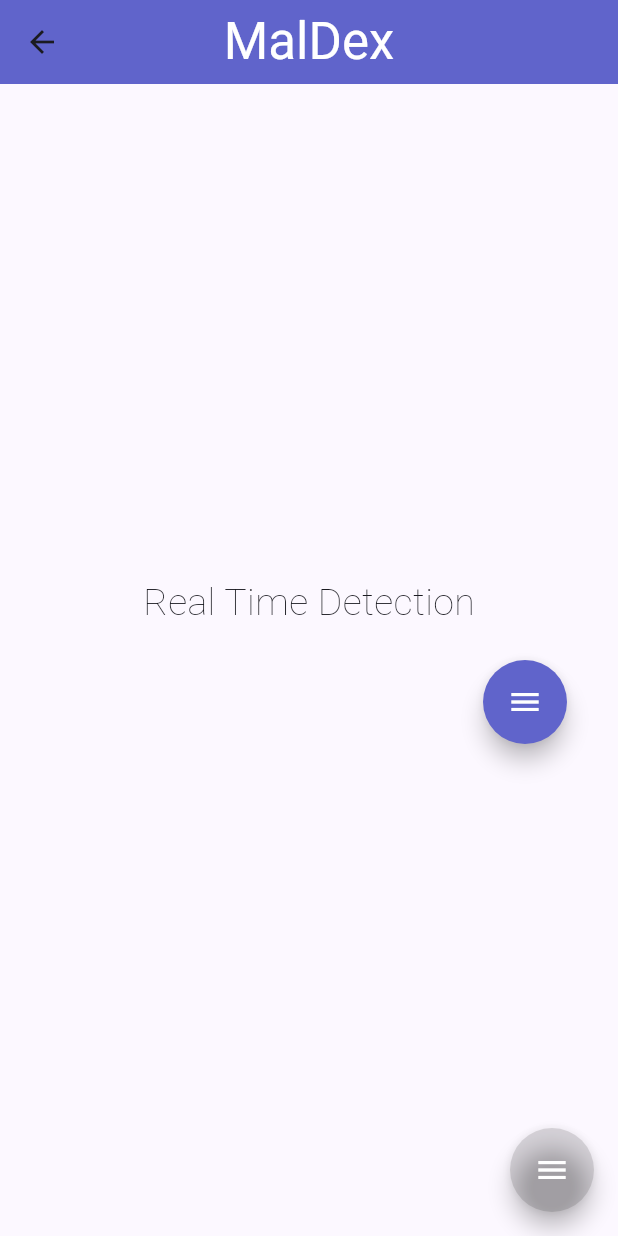
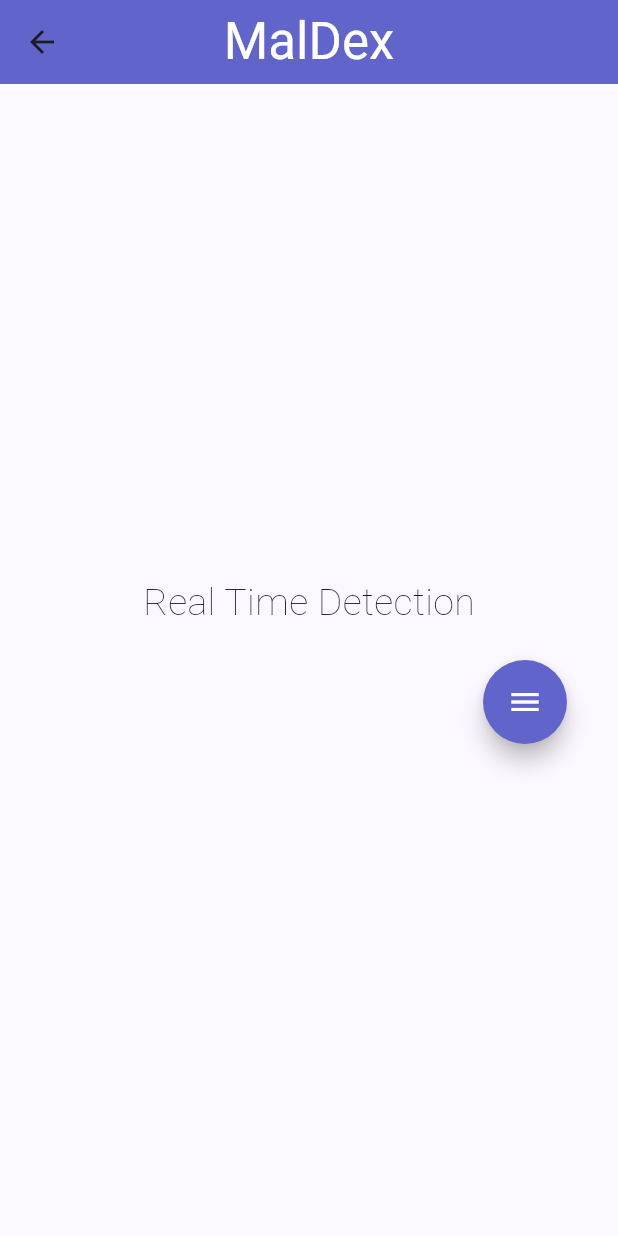
Before and after one commit to malnudetect/maldex, a Flutter app: the RealTimeDetectionScreen screen opened by its route, on a phone screen of 412 x 824 dp. Run offline on Flutter 3.47's test engine with Material 3 defaults, Android fonts, the phone set to English and light mode, and no system bars; drawn by our look-alikes of flutter_speed_dial; our stand-ins replace animated_notch_bottom_bar, audioplayers, cached_network_image, camera, cloud_firestore, country_picker and 12 more; missing offline and left inert: flutter_vision, giffy_dialog; accounts and stored records are empty.

Commit message:
removed the unnecessary floating action button

```diff
--- a/lib/realtimedetection/main.dart
+++ b/lib/realtimedetection/main.dart
@@ -115,48 +115,48 @@ class _RealTimeDetectionScreenState extends State<RealTimeDetectionScreen> {
         ),
         centerTitle: true,
       ),
-      floatingActionButton: SpeedDial(
-        //margin bottom
-        icon: Icons.menu, //icon on Floating action button
-        activeIcon: Icons.close, //icon when menu is expanded on button
-        backgroundColor: Colors.black12, //background color of button
-        foregroundColor: Colors.white, //font color, icon color in button
-        activeBackgroundColor: const Color.fromARGB(
-            255, 96, 100, 203), //background color when menu is expanded
-        activeForegroundColor: Colors.white,
-        visible: true,
-        closeManually: false,
-        curve: Curves.bounceIn,
-        overlayColor: Colors.black,
-        overlayOpacity: 0.5,
-        buttonSize: const Size(56.0, 56.0),
-        children: [
-          SpeedDialChild(
-            child: const Icon(Icons.video_call),
-            backgroundColor: Colors.red,
-            foregroundColor: Colors.white,
-            label: 'Yolo on Frame',
-            labelStyle: const TextStyle(fontSize: 18.0),
-            onTap: () {
-              setState(() {
-                option = Options.frame;
-              });
-            },
-          ),
-          SpeedDialChild(
-            child: const Icon(Icons.camera),
-            backgroundColor: Colors.blue,
-            foregroundColor: Colors.white,
-            label: 'YoloV8 on Image',
-            labelStyle: const TextStyle(fontSize: 18.0),
-            onTap: () {
-              setState(() {
-                option = Options.imagev8;
-              });
-            },
-          ),
-        ],
-      ),
+      // floatingActionButton: SpeedDial(
+      //   //margin bottom
+      //   icon: Icons.menu, //icon on Floating action button
+      //   activeIcon: Icons.close, //icon when menu is expanded on button
+      //   backgroundColor: Colors.black12, //background color of button
+      //   foregroundColor: Colors.white, //font color, icon color in button
+      //   activeBackgroundColor: const Color.fromARGB(
+      //       255, 96, 100, 203), //background color when menu is expanded
+      //   activeForegroundColor: Colors.white,
+      //   visible: true,
+      //   closeManually: false,
+      //   curve: Curves.bounceIn,
+      //   overlayColor: Colors.black,
+      //   overlayOpacity: 0.5,
+      //   buttonSize: const Size(56.0, 56.0),
+      //   children: [
+      //     SpeedDialChild(
+      //       child: const Icon(Icons.video_call),
+      //       backgroundColor: Colors.red,
+      //       foregroundColor: Colors.white,
+      //       label: 'Yolo on Frame',
+      //       labelStyle: const TextStyle(fontSize: 18.0),
+      //       onTap: () {
+      //         setState(() {
+      //           option = Options.frame;
+      //         });
+      //       },
+      //     ),
+      //     SpeedDialChild(
+      //       child: const Icon(Icons.camera),
+      //       backgroundColor: Colors.blue,
+      //       foregroundColor: Colors.white,
+      //       label: 'YoloV8 on Image',
+      //       labelStyle: const TextStyle(fontSize: 18.0),
+      //       onTap: () {
+      //         setState(() {
+      //           option = Options.imagev8;
+      //         });
+      //       },
+      //     ),
+      //   ],
+      // ),
     );
   }
 
--- a/xxxxdetails.txt
+++ b/xxxxdetails.txt
@@ -20,3 +20,15 @@ use tf29 environment
  - go the site path and   /docs
 
 ++++++++++++++++++++++++++++++++++++++++++++++++++++++++++++++++++++++++++++++++
+
+generating key commands
+
+
+
+C:/Users/IVAN/Desktop/projects/malnudetect/android/app/key.jks -keyalg RSA -keysize 2048 -validity 10000 -alias key
+
+++++++++++++++++++++++++++++++++++++++++++++++++++++++++++++++++++++++++++++++++
+
+
+Running Gradle task 'bundleRelease'...                            160.2s
+√ Built build\app\outputs\bundle\release\app-release.aab (380.7MB).
```
Also changed, not shown: 1 other file.
